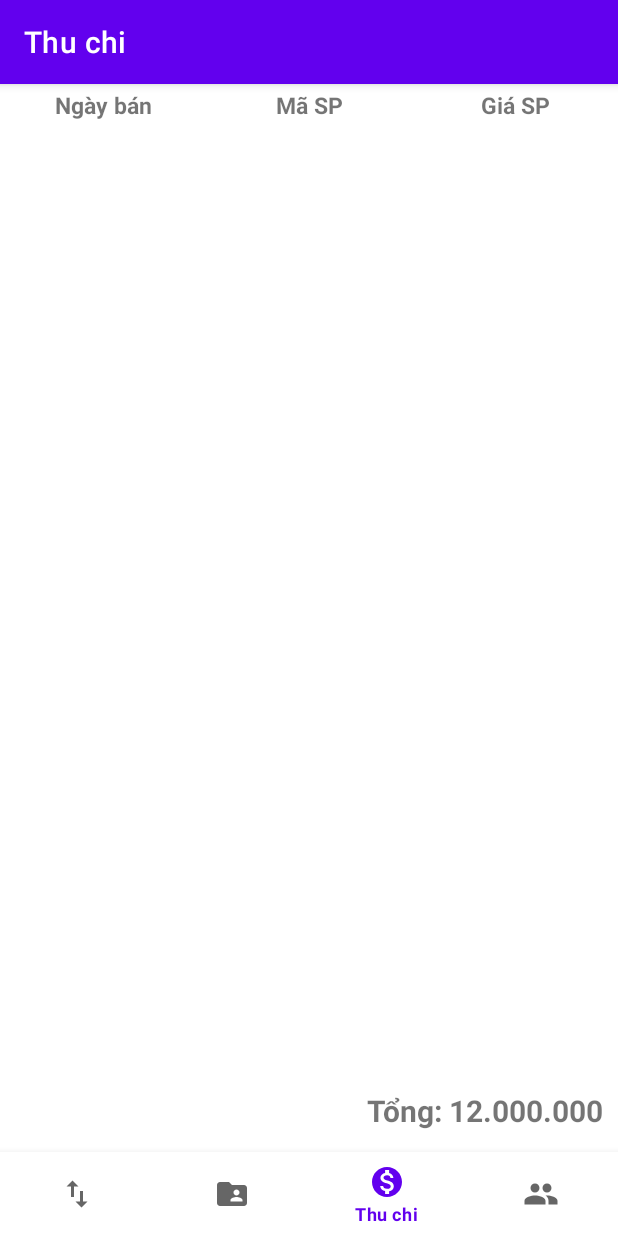
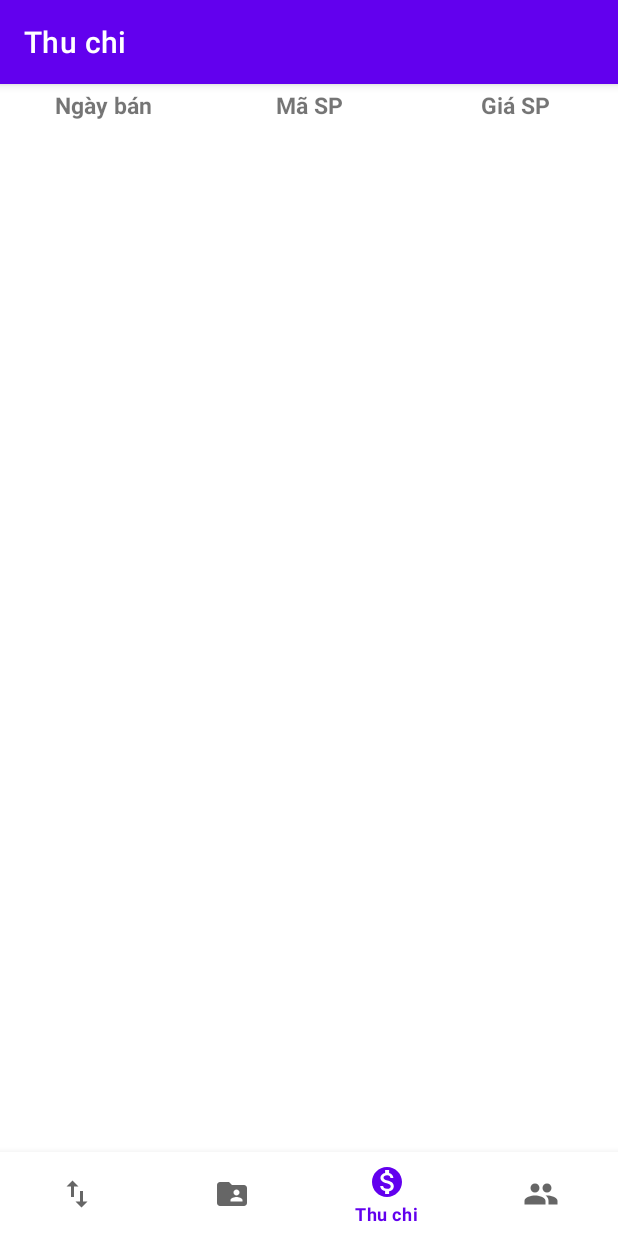
Before and after one commit to nguyenkhoido/quochuyoptic, an Android app: the MoneyFragment screen opened through its navigation route, on a phone screen of 412 x 824 dp. Run offline under Robolectric (Android 15) with nearby library versions, the phone set to English and light mode, and no system bars; our stand-ins replace Dagger/Hilt's generated code, navigation-ui, sdp/ssp sizes; libraries missing offline, so code that uses them is left out: io.realm; 5 statements that could not run were skipped.

```diff
--- a/app/src/main/java/com/vn/quochuyapplication/data/model/Money.kt
+++ b/app/src/main/java/com/vn/quochuyapplication/data/model/SellItem.kt
@@ -1,10 +1,13 @@
 package com.vn.quochuyapplication.data.model
 
+import android.os.Parcelable
 import io.realm.RealmObject
 import io.realm.annotations.RealmClass
+import kotlinx.android.parcel.Parcelize
 
 @RealmClass
-open class Money : RealmObject() {
+@Parcelize
+open class SellItem : RealmObject(), Parcelable {
     var productCode: String? = null
     var sellDate: String? = null
     var productPrice = 0
--- a/app/src/main/java/com/vn/quochuyapplication/ui/export/IExportView.kt
+++ b/app/src/main/java/com/vn/quochuyapplication/ui/export/IExportView.kt
@@ -1,6 +1,9 @@
 package com.vn.quochuyapplication.ui.export
 
 import com.vn.quochuyapplication.base.BaseView
+import com.vn.quochuyapplication.data.model.SellItem
+import io.realm.RealmResults
 
 interface IExportView : BaseView {
+
 }
--- a/app/src/main/java/com/vn/quochuyapplication/ui/money/IMoneyView.kt
+++ b/app/src/main/java/com/vn/quochuyapplication/ui/money/IMoneyView.kt
@@ -1,6 +1,11 @@
 package com.vn.quochuyapplication.ui.money
 
 import com.vn.quochuyapplication.base.BaseView
+import com.vn.quochuyapplication.data.model.SellItem
+import io.realm.RealmResults
 
 interface IMoneyView : BaseView {
+    fun onLoadSellListSuccess(sellList: MutableList<SellItem>?)
+    fun onLoadSellListEmpty()
+    fun onLoadSellListFailed()
 }
--- a/app/src/main/java/com/vn/quochuyapplication/ui/money/MoneyFragment.kt
+++ b/app/src/main/java/com/vn/quochuyapplication/ui/money/MoneyFragment.kt
@@ -4,13 +4,21 @@ import android.os.Bundle
 import android.view.LayoutInflater
 import android.view.View
 import android.view.ViewGroup
-import com.vn.quochuyapplication.R
+import androidx.recyclerview.widget.LinearLayoutManager
+import androidx.recyclerview.widget.RecyclerView
+import com.vn.quochuyapplication.adapter.MoneyAdapter
 import com.vn.quochuyapplication.base.BaseFragment
+import com.vn.quochuyapplication.constant.AppConstants
+import com.vn.quochuyapplication.data.model.SellItem
 import com.vn.quochuyapplication.databinding.FragmentMoneyBinding
 import com.vn.quochuyapplication.presenter.MoneyPresenter
+import com.vn.quochuyapplication.utils.StringUtils
 
-class MoneyFragment : BaseFragment<MoneyPresenter>() {
-    private var _binding: FragmentMoneyBinding? = null
+class MoneyFragment : BaseFragment<MoneyPresenter>(), IMoneyView, MoneyAdapter.ItemMoneyClick {
+    private var _moneyBinding: FragmentMoneyBinding? = null
+    private var mArraySellItem: MutableList<SellItem>? = null
+    private var mMoneyAdapter: MoneyAdapter? = null
+    private var mSellItem: SellItem? = null
 
     companion object {
         fun newInstance(): MoneyFragment {
@@ -19,18 +27,65 @@ class MoneyFragment : BaseFragment<MoneyPresenter>() {
     }
 
     override fun onCreateView(inflater: LayoutInflater, container: ViewGroup?, savedInstanceState: Bundle?): View? {
-        _binding = FragmentMoneyBinding.inflate(inflater, container, false)
-        mRootView = _binding?.root!!
+        _moneyBinding = FragmentMoneyBinding.inflate(inflater, container, false)
+        mRootView = _moneyBinding?.root!!
         return mRootView
     }
 
     override fun initViews() {
+       // mSellItem = requireArguments().getParcelable(AppConstants.KEY_OBJ_PRODUCT)
     }
 
     override fun initDataAndEvents() {
+        presenter.loadSellItem()
+       /* if (null != mSellItem) {
+            mArraySellItem = ArrayList()
+            mArraySellItem?.add(mSellItem!!)
+            presenter.saveSellItemIntoDB(mArraySellItem as ArrayList<SellItem>)
+            initRecycleData(mArraySellItem as ArrayList<SellItem>)
+        }*/
     }
 
     override fun initInject() {
         fragmentComponent().inject(this)
     }
+
+    private fun initRecycleData(sellItemList: MutableList<SellItem>) {
+        _moneyBinding?.recycleListMoney?.visibility = View.VISIBLE
+        _moneyBinding?.recycleListMoney.let { recyclerView ->
+            mMoneyAdapter = MoneyAdapter(requireContext(), sellItemList, this).also { adapter ->
+                val layoutManager = LinearLayoutManager(requireContext(), RecyclerView.VERTICAL, false)
+                recyclerView?.layoutManager = layoutManager
+                recyclerView?.adapter = adapter
+            }
+        }
+    }
+
+    override fun onLoadSellListSuccess(sellList: MutableList<SellItem>?) {
+        requireContext().let {
+            mArraySellItem?.addAll(sellList!!)
+            if (null != mMoneyAdapter) {
+                mMoneyAdapter?.update(mArraySellItem)
+            } else {
+                mArraySellItem?.let { it1 -> initRecycleData(it1) }
+            }
+        }
+    }
+
+    override fun onLoadSellListEmpty() {
+        _moneyBinding?.recycleListMoney?.visibility = View.GONE
+    }
+
+    override fun onLoadSellListFailed() {
+        _moneyBinding?.recycleListMoney?.visibility = View.GONE
+    }
+
+    override fun onItemClick(sellItem: SellItem?) {
+        var sumValue = 0
+        mArraySellItem?.forEach {
+            sumValue += it.productPrice
+        }
+        _moneyBinding?.textMoney?.text = StringUtils.customFormatVND(sumValue.toDouble())
+    }
+
 }
--- a/app/src/main/res/layout/fragment_export.xml
+++ b/app/src/main/res/layout/fragment_export.xml
@@ -89,7 +89,7 @@
                 app:layout_constraintTop_toBottomOf="@+id/text_product_price" />
 
             <TextView
-                android:id="@+id/text_product_code"
+                android:id="@+id/text_product_name"
                 android:layout_width="@dimen/_150sdp"
                 android:layout_height="wrap_content"
                 android:layout_marginTop="@dimen/_6sdp"
@@ -106,7 +106,7 @@
                 android:text="Bán"
                 app:layout_constraintBottom_toBottomOf="parent"
                 app:layout_constraintEnd_toEndOf="parent"
-                app:layout_constraintStart_toEndOf="@+id/text_product_code"
+                app:layout_constraintStart_toEndOf="@+id/text_product_name"
                 app:layout_constraintTop_toTopOf="parent" />
         </androidx.constraintlayout.widget.ConstraintLayout>
     </androidx.cardview.widget.CardView>
--- a/app/src/main/res/layout/fragment_money.xml
+++ b/app/src/main/res/layout/fragment_money.xml
@@ -1,6 +1,5 @@
 <?xml version="1.0" encoding="utf-8"?>
 <androidx.constraintlayout.widget.ConstraintLayout xmlns:android="http://schemas.android.com/apk/res/android"
-    xmlns:aapt="http://schemas.android.com/aapt"
     xmlns:app="http://schemas.android.com/apk/res-auto"
     android:layout_width="match_parent"
     android:layout_height="match_parent">
@@ -45,25 +44,43 @@
             android:textStyle="bold" />
     </LinearLayout>
 
+    <RelativeLayout
+        android:layout_width="match_parent"
+        android:layout_height="0dp"
+        android:orientation="vertical"
+        android:visibility="visible"
+        app:layout_constraintBottom_toBottomOf="parent"
+        app:layout_constraintStart_toStartOf="parent"
+        app:layout_constraintTop_toBottomOf="@+id/ln_header">
+
+        <TextView
+            android:id="@+id/text_empty"
+            android:layout_width="wrap_content"
+            android:layout_height="wrap_content"
+            android:layout_centerInParent="true"
+            android:fontFamily="sans-serif-black"
+            android:text="@string/str_empty_list"
+            android:textSize="@dimen/_16ssp"
+            android:visibility="gone" />
+
+
         <androidx.recyclerview.widget.RecyclerView
             android:id="@+id/recycle_list_money"
             android:layout_width="match_parent"
-        android:layout_height="0dp"
-        android:padding="@dimen/_8sdp"
-        app:layout_constraintBottom_toTopOf="@+id/text_money"
-        app:layout_constraintStart_toStartOf="parent"
-        app:layout_constraintTop_toBottomOf="@+id/ln_header" />
+            android:layout_height="wrap_content"
+            android:layout_above="@+id/text_money"
+            android:layout_alignParentTop="true"
+            android:padding="@dimen/_8sdp" />
 
         <TextView
             android:id="@+id/text_money"
             android:layout_width="match_parent"
             android:layout_height="@dimen/_42sdp"
+            android:layout_alignParentBottom="true"
             android:gravity="end|center_vertical"
+            android:paddingStart="@dimen/_8sdp"
             android:paddingEnd="@dimen/_8sdp"
-        android:text="Tổng: 12.000.000"
             android:textSize="20sp"
-        android:textStyle="bold"
-        app:layout_constraintBottom_toBottomOf="parent"
-        app:layout_constraintEnd_toEndOf="parent"
-        app:layout_constraintStart_toStartOf="parent" />
+            android:textStyle="bold" />
+    </RelativeLayout>
 </androidx.constraintlayout.widget.ConstraintLayout>
--- a/app/src/main/res/navigation/mobile_navigation.xml
+++ b/app/src/main/res/navigation/mobile_navigation.xml
@@ -21,11 +21,15 @@
         android:id="@+id/navigation_money"
         android:name="com.vn.quochuyapplication.ui.money.MoneyFragment"
         android:label="@string/title_money"
-        tools:layout="@layout/fragment_money" />
+        tools:layout="@layout/fragment_money">
+        <!--<argument
+            android:name="myArg"
+            app:argType="android.os.Parcelable" />-->
+    </fragment>
 
     <fragment
         android:id="@+id/navigation_customer"
         android:name="com.vn.quochuyapplication.ui.customer.CustomerFragment"
         android:label="@string/title_customer"
-        tools:layout="@layout/fragment_customers"/>
+        tools:layout="@layout/fragment_customers" />
 </navigation>
--- a/app/src/main/res/values/strings.xml
+++ b/app/src/main/res/values/strings.xml
@@ -7,4 +7,5 @@
     <string name="title_customer">Khách hàng</string>
     <!-- TODO: Remove or change this placeholder text -->
     <string name="hello_blank_fragment">Hello blank fragment</string>
+    <string name="str_empty_list">Không có dữ liệu</string>
 </resources>
```
Also changed, not shown: app/src/main/java/com/vn/quochuyapplication/adapter/MoneyAdapter.kt (+8 -4 lines), app/src/main/java/com/vn/quochuyapplication/base/model/AppDbHelper.kt (+23 -5 lines), app/src/main/java/com/vn/quochuyapplication/base/model/DataManager.kt (+12 -2 lines), app/src/main/java/com/vn/quochuyapplication/data/db/DBHelper.kt (+14 -2 lines), app/src/main/java/com/vn/quochuyapplication/presenter/ExportPresenter.kt (+21 -0 lines), app/src/main/java/com/vn/quochuyapplication/presenter/MoneyPresenter.kt (+31 -1 lines), app/src/main/java/com/vn/quochuyapplication/ui/export/ExportFragment.kt (+30 -2 lines), app/src/main/java/com/vn/quochuyapplication/utils/DateTimeUtil.kt (+11 -19 lines). Lines whose indentation alone changed are shown as unchanged.
